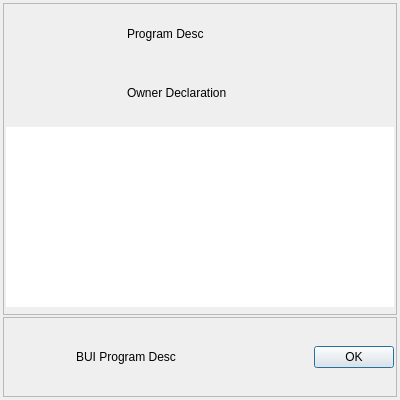
Before: the Qt Designer form include/BAboutDialog.ui in BriFuture/bf_ui_lib, drawn with Qt 5.
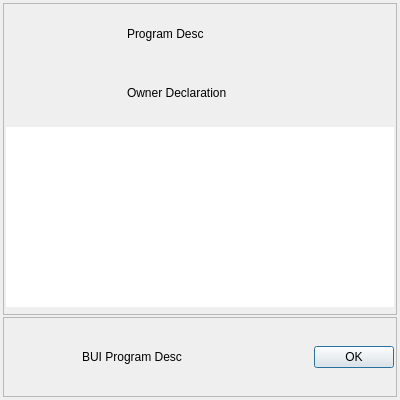
After: the same form once the commit is applied. Icons and pictures are not drawn.

```diff
--- a/include/BAboutDialog.ui
+++ b/include/BAboutDialog.ui
@@ -159,6 +159,9 @@
       <enum>QFrame::StyledPanel</enum>
      </property>
      <layout class="QHBoxLayout" name="horizontalLayout_2">
+      <property name="spacing">
+       <number>12</number>
+      </property>
       <property name="leftMargin">
        <number>2</number>
       </property>
```
